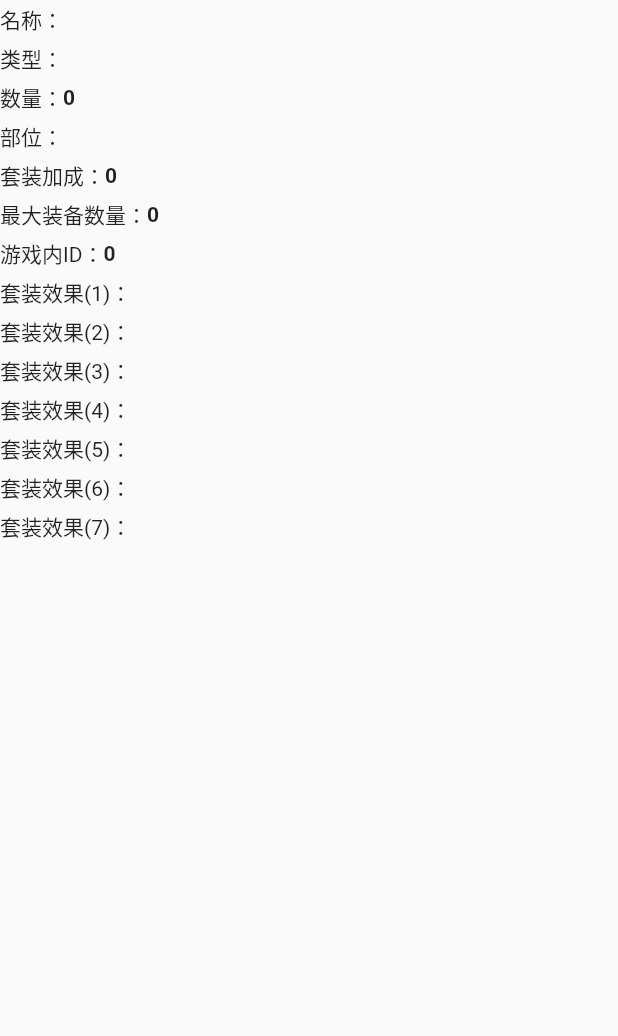
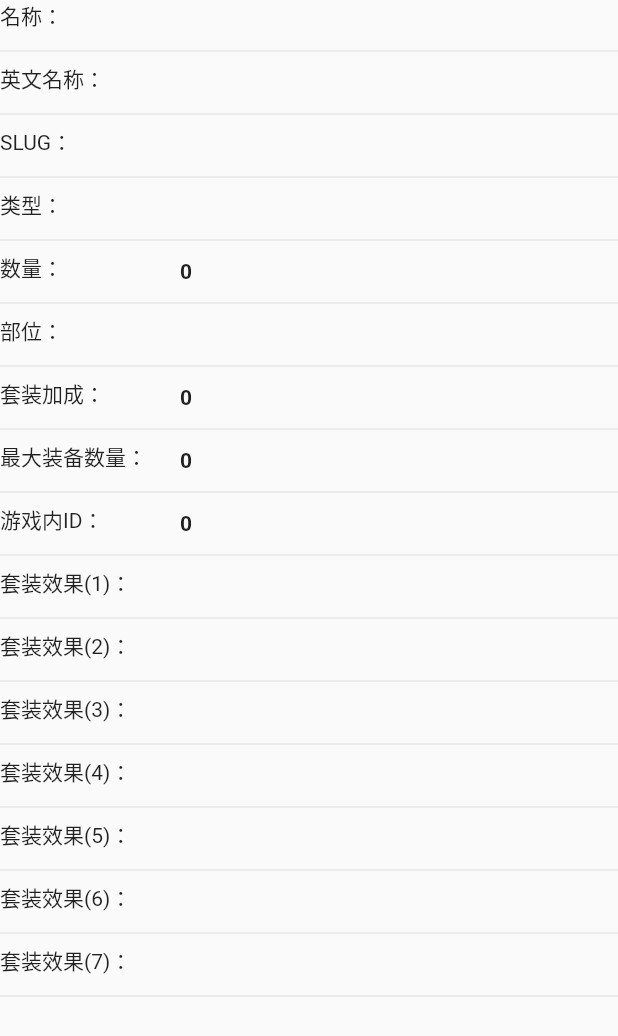
Before and after one commit to CGQAQ/esowiki_flutter, a Flutter app: the ItemDetails widget shown alone on an empty page, opened directly with empty values, on a phone screen of 412 x 824 dp. Shown: the top 1036 px of the screen. Run offline on Flutter 3.47's test engine with Material 2 defaults, Android fonts, the light colour scheme and no system bars; generated files the repository leaves out were written again; network calls fail.

Commit message:
add image

```diff
--- a/lib/api/summaries.dart
+++ b/lib/api/summaries.dart
@@ -87,6 +87,12 @@ class SummariesDataAttr {
   String updatedAt;
   //         "publishedAt": "2022-12-02T06:55:12.977Z"
   String publishedAt;
+  // "nameEn": "Claw of the Forest Wraith",
+  String nameEn;
+  // "slug": "claw-of-the-forest-wraith",
+  String slug;
+  // "icon": "https://esoicons.uesp.net/esoui/art/icons/gear_breton_light_head_d.png"
+  String? icon;
 
   SummariesDataAttr(
       {required this.name,
@@ -105,7 +111,10 @@ class SummariesDataAttr {
       required this.itemSlots,
       required this.createdAt,
       required this.updatedAt,
-      required this.publishedAt});
+      required this.publishedAt,
+      required this.nameEn,
+      required this.slug,
+      this.icon});
 
   factory SummariesDataAttr.fromJson(Map<String, dynamic> json) =>
       _$SummariesDataAttrFromJson(json);
@@ -148,7 +157,10 @@ class SummariesResponse {
   //         "createdAt": "2022-12-02T06:55:12.980Z",
   //         "updatedAt": "2022-12-02T08:32:54.088Z",
   //         "publishedAt": "2022-12-02T06:55:12.977Z"
-  //     }
+  //         "nameEn": "Claw of the Forest Wraith",
+  //         "slug": "claw-of-the-forest-wraith",
+  //         "icon": "https://esoicons.uesp.net/esoui/art/icons/gear_breton_light_head_d.png"
+  //    }
   // },
   List<SummariesData> data;
 
--- a/lib/pages/home.mat.dart
+++ b/lib/pages/home.mat.dart
@@ -12,6 +12,7 @@ class HomePage extends StatefulWidget {
 
 class _HomePageState extends State<HomePage> {
   final controller = ScrollController();
+  final searchController = TextEditingController();
 
   var summaries = <SummariesData>[];
 
@@ -76,11 +77,7 @@ class _HomePageState extends State<HomePage> {
                 children: [
                   Flexible(
                     child: TextField(
-                      onChanged: (value) {
-                        setState(() {
-                          keyword = value;
-                        });
-                      },
+                      controller: searchController,
                     ),
                   ),
                   IconButton(
@@ -88,10 +85,11 @@ class _HomePageState extends State<HomePage> {
                     onPressed: () {
                       setState(() {
                         isSearching = true;
-                      });
+                        keyword = searchController.text;
                         refresh(reset: true).then((_) {
                           setState(() {
                             isSearching = false;
+                          });
                         });
                       });
                     },
@@ -133,8 +131,20 @@ class _HomePageState extends State<HomePage> {
 
                 return ListTile(
                   title: Text(summary.attributes.name),
-                  subtitle: Text(summary.attributes.type),
-                  trailing: Text("${summary.attributes.itemCount}"),
+                  subtitle: Text(summary.attributes.nameEn),
+                  leading: summary.attributes.icon != null
+                      ? Image.network(
+                          summary.attributes.icon!,
+                          width: 40,
+                          height: 40,
+                          fit: BoxFit.fill,
+                        )
+                      : const SizedBox(
+                          width: 40,
+                          height: 40,
+                          child: Icon(Icons.broken_image_outlined),
+                        ),
+                  trailing: Text(summary.attributes.type),
                   onTap: () {
                     showBottomSheet(
                       context: context,
@@ -142,8 +152,8 @@ class _HomePageState extends State<HomePage> {
                         return SizedBox(
                           height: 400,
                           width: double.infinity,
-                          child: Container(
-                            color: Colors.blueGrey[100],
+                          child: Card(
+                            color: const ColorScheme.light().onPrimary,
                             child: Column(
                               children: [
                                 Padding(
@@ -199,6 +209,14 @@ class ItemDetails extends StatelessWidget {
         InfoRow(
           name: "名称",
           value: summary.attributes.name,
+        ),
+        InfoRow(
+          name: "英文名称",
+          value: summary.attributes.nameEn,
+        ),
+        InfoRow(
+          name: "SLUG",
+          value: summary.attributes.slug,
         ),
         InfoRow(
           name: "类型",
@@ -269,9 +287,17 @@ class InfoRow extends StatelessWidget {
 
   @override
   Widget build(BuildContext context) {
-    return Row(
+    return Column(
       children: [
-        Text("$name："),
+        Row(
+          crossAxisAlignment: CrossAxisAlignment.start,
+          children: [
+            SizedBox(
+              width: 120,
+              child: Text(
+                "$name：",
+              ),
+            ),
             Flexible(
               child: Padding(
                 padding: const EdgeInsets.symmetric(
@@ -286,6 +312,9 @@ class InfoRow extends StatelessWidget {
               ),
             ),
           ],
+        ),
+        const Divider(),
+      ],
     );
   }
 }
```
Lines whose indentation alone changed are shown as unchanged.
